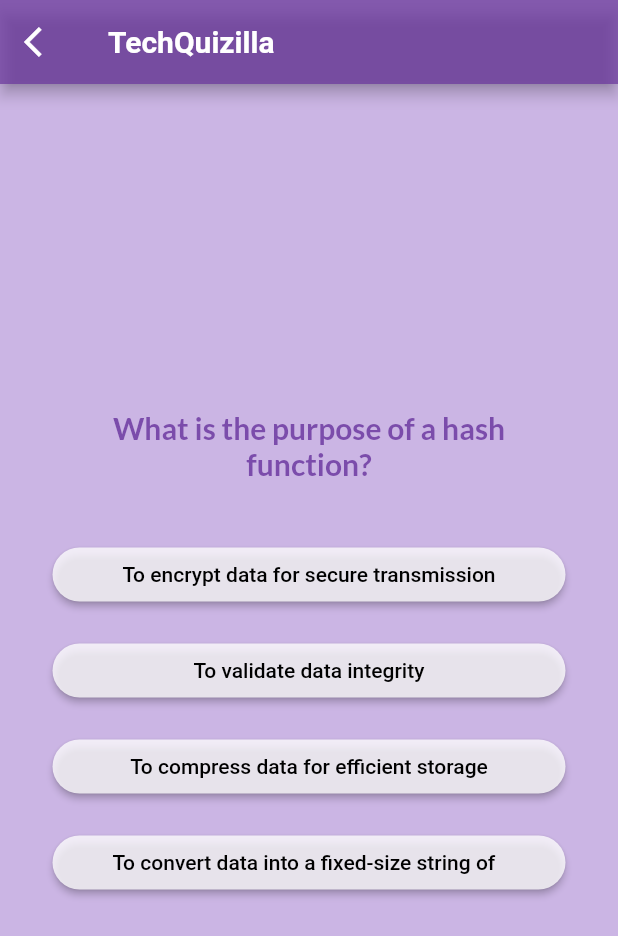
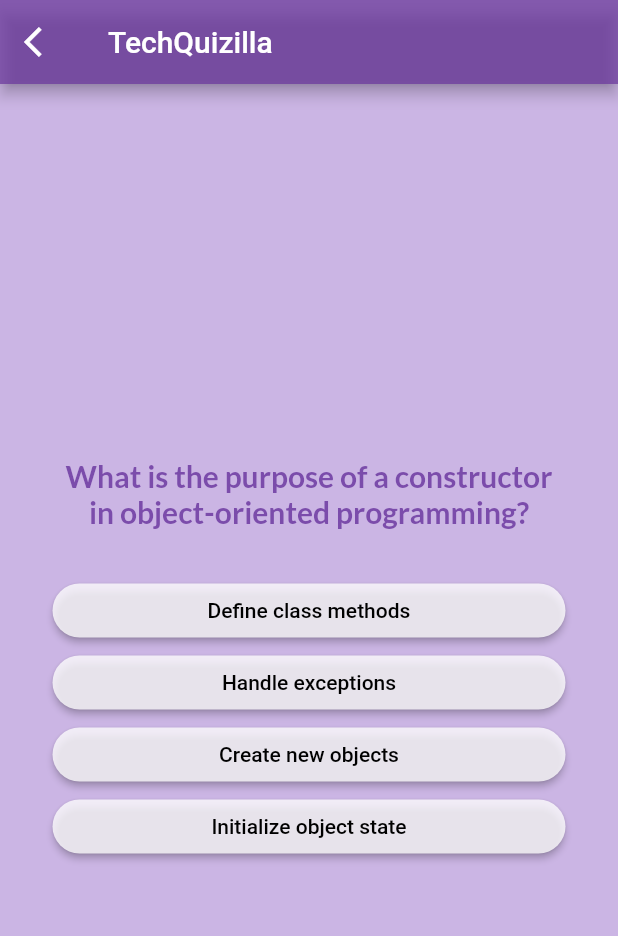
Before and after one commit to Gunjaan/Techquizilla, a Flutter app: the screen it shows after launch, after a tap on "Get Started", after a tap on "Java", after a tap on "Web server", on a phone screen of 412 x 824 dp. Shown: the top 936 px of the screen. Run offline on Flutter 3.47's test engine with Material 2 defaults, Android fonts, the phone set to English and light mode, and no system bars; our stand-ins replace google_fonts.

Commit message:
updated questions

```diff
--- a/lib/data/questions.dart
+++ b/lib/data/questions.dart
@@ -2,129 +2,120 @@
 
 const questions = [
   QuizQuestion(
-    'Which programming language is commonly used for developing UNIX?',
+    'Which programming language is commonly used for developing operating systems like UNIX?',
     [
       'C',
-      'C++',
       'Java',
       'Python',
+      'JavaScript',
     ],
   ),
   QuizQuestion(
-    'Which type of server allows LAN users to share data?',
+    'Which type of server allows LAN users to share files and data?',
     [
       'File server',
       'Web server',
+      'Application server',
       'Database server',
-      'Email server',
     ],
   ),
   QuizQuestion(
-    'What is the purpose of a hash function?',
+    'What is the purpose of a constructor in object-oriented programming?',
     [
-      'To convert data into a fixed-size string of characters',
-      'To encrypt data for secure transmission',
-      'To compress data for efficient storage',
-      'To validate data integrity',
+      'Initialize object state',
+      'Define class methods',
+      'Create new objects',
+      'Handle exceptions',
     ],
   ),
   QuizQuestion(
-    'What is the time complexity of searching for an element in a binary search tree?',
+    'Which data structure is typically used to implement a stack?',
+    [
+      'Array',
+      'Linked list',
+      'Queue',
+      'Tree',
+    ],
+  ),
+  QuizQuestion(
+    'What is the time complexity of searching for an element in a balanced binary search tree?',
     [
       'O(log n)',
       'O(n)',
+      'O(n log n)',
+      'O(1)',
+    ],
+  ),
+  QuizQuestion(
+    'Which sorting algorithm has the worst-case time complexity of O(n^2)?',
+    [
+      'Bubble sort',
+      'Merge sort',
+      'Quick sort',
+      'Insertion sort',
+    ],
+  ),
+  QuizQuestion(
+    'Which data structure uses the LIFO (Last In, First Out) principle?',
+    [
+      'Stack',
+      'Queue',
+      'Heap',
+      'Linked list',
+    ],
+  ),
+  QuizQuestion(
+    'What is the purpose of an index in a database?',
+    [
+      'Improve query performance',
+      'Define table relationships',
+      'Enforce data integrity',
+      'Handle concurrency control',
+    ],
+  ),
+  QuizQuestion(
+    'Which algorithm is used for finding the shortest path in a weighted graph?',
+    [
+      'Dijkstra\'s algorithm',
+      'Breadth-first search',
+      'Depth-first search',
+      'Prim\'s algorithm',
+    ],
+  ),
+  QuizQuestion(
+    'Which data structure is used for implementing a hash table?',
+    [
+      'Array',
+      'Linked list',
+      'Tree',
+      'Heap',
+    ],
+  ),
+  QuizQuestion(
+    'What is the time complexity of inserting an element at the beginning of an array?',
+    [
+      'O(n)',
+      'O(log n)',
       'O(1)',
       'O(n^2)',
     ],
   ),
   QuizQuestion(
-    'What is the purpose of a primary key in a database table?',
+    'Which encryption algorithm is commonly used for secure communication over the internet?',
     [
-      'To uniquely identify each record in the table',
-      'To sort the records in the table',
-      'To establish a relationship with another table',
-      'To perform mathematical operations on the table',
+      'AES',
+      'RSA',
+      'DES',
+      'Blowfish',
     ],
   ),
   QuizQuestion(
-    'What is the difference between TCP and UDP?',
+    'Which data structure is suitable for implementing a priority queue?',
     [
-      'TCP is connection-oriented, while UDP is connectionless',
-      'TCP is faster than UDP',
-      'TCP is used for streaming media, while UDP is used for email communication',
-      'TCP is more reliable than UDP',
-    ],
-  ),
-  QuizQuestion(
-    'What is the purpose of an index in a database?',
-    [
-      'To improve the performance of data retrieval operations',
-      'To encrypt sensitive data',
-      'To enforce data integrity constraints',
-      'To store backup copies of the database',
-    ],
-  ),
-  QuizQuestion(
-    'Which data structure is typically used to implement a LIFO (Last-In-First-Out) behavior?',
-    [
+      'Heap',
       'Stack',
       'Queue',
       'Linked list',
-      'Tree',
-    ],
-  ),
-  QuizQuestion(
-    'What is the role of an operating system?',
-    [
-      'To manage computer hardware and software resources',
-      'To develop applications',
-      'To connect to the internet',
-      'To perform data analysis',
-    ],
-  ),
-  QuizQuestion(
-    'What is the purpose of a compiler?',
-    [
-      'To translate high-level programming code into machine code',
-      'To execute programs',
-      'To debug programs',
-      'To store and retrieve data',
-    ],
-  ),
-  QuizQuestion(
-    'Which sorting algorithm has the best average-case time complexity?',
-    [
-      'Quick sort',
-      'Bubble sort',
-      'Insertion sort',
-      'Selection sort',
-    ],
-  ),
-  QuizQuestion(
-    'What is the role of a cache memory?',
-    [
-      'To store frequently accessed data for faster retrieval',
-      'To perform arithmetic and logical operations',
-      'To manage input and output devices',
-      'To control the flow of data within a computer system',
-    ],
-  ),
-  QuizQuestion(
-    'What is the purpose of an object-oriented programming paradigm?',
-    [
-      'To organize code into reusable and modular components',
-      'To write efficient algorithms',
-      'To implement low-level system operations',
-      'To analyze and visualize data',
-    ],
-  ),
-  QuizQuestion(
-    'What is the purpose of an API (Application Programming Interface)?',
-    [
-      'To define how software components should interact and communicate with each other',
-      'To manage database transactions',
-      'To optimize code execution',
-      'To secure network connections',
     ],
   ),
 ];
--- a/lib/models/home_page.dart
+++ b/lib/models/home_page.dart
@@ -46,7 +46,7 @@
                   shape: RoundedRectangleBorder(
                     borderRadius: BorderRadius.circular(30),
                   ),
-                  backgroundColor: const Color.fromARGB(143, 151, 97, 206),
+                  backgroundColor: Color.fromARGB(143, 112, 54, 169),
                   padding:
                       const EdgeInsets.symmetric(horizontal: 16, vertical: 12),
                   textStyle: const TextStyle(
--- a/lib/models/questions_screen.dart
+++ b/lib/models/questions_screen.dart
@@ -29,38 +29,27 @@
     final currentQuestion = questions[currentQuestionIndex];
     return Scaffold(
       appBar: AppBar(
-        title: const Text(
-          "TechQuizilla",
-          style: TextStyle(
-            fontSize: 20,
-            fontWeight: FontWeight.bold,
-            color: Colors.white,
-          ),
-        ),
+        title: const Text("TechQuizilla"),
         backgroundColor: const Color.fromARGB(198, 100, 46, 154),
         automaticallyImplyLeading: false,
         leading: IconButton(
           onPressed: () {},
-          icon: const Icon(
-            Icons.arrow_back_ios,
-            color: Colors.white,
-          ),
+          icon: const Icon(Icons.arrow_back_ios),
         ),
       ),
       body: Container(
-        padding: const EdgeInsets.symmetric(horizontal: 35, vertical: 0),
+        padding: const EdgeInsets.symmetric(horizontal: 35, vertical: 10),
         decoration: const BoxDecoration(
             image: DecorationImage(
                 image: AssetImage('assets/images/quesbg.jpeg'),
-            fit: BoxFit.cover,
-          ),
-        ),
+                fit: BoxFit.cover)),
         child: Center(
           child: Column(
             mainAxisSize: MainAxisSize.min,
             crossAxisAlignment: CrossAxisAlignment.stretch,
             children: [
               Center(
+                child: Expanded(
                   child: Text(
                     currentQuestion.text,
                     style: GoogleFonts.lato(
@@ -71,10 +60,11 @@
                     textAlign: TextAlign.center,
                   ),
                 ),
+              ),
               const SizedBox(height: 30),
               ...currentQuestion.getShuffledAnswers().map((answer) {
-                return Padding(
-                  padding: const EdgeInsets.symmetric(vertical: 8),
+                return SizedBox(
+                  width: 150,
                   child: OptionsButton(
                     text: answer,
                     onTap: () {
--- a/lib/models/results_screen.dart
+++ b/lib/models/results_screen.dart
@@ -53,11 +53,11 @@
               const Text(
                   "Congratulations, you have completed the quiz successfully!",
                   style: TextStyle(
-                    fontSize: 18,
+                    fontSize: 20,
                     fontWeight: FontWeight.bold,
-                    color: Color.fromARGB(197, 93, 38, 148),
+                    color: Color.fromARGB(197, 100, 46, 154),
                   )),
-              const SizedBox(height: 10),
+              const SizedBox(height: 30),
               Text(
                   "SCORE: You answered $correctlyMarked out of $totalQuestions questions correctly!",
                   style: const TextStyle(
@@ -71,9 +71,13 @@
               ),
               const SizedBox(height: 10),
               ElevatedButton(
+                style: ElevatedButton.styleFrom(
+                  shape: RoundedRectangleBorder(
+                    borderRadius: BorderRadius.circular(30),
+                  ),
+                  backgroundColor: const Color.fromARGB(200, 98, 38, 147),
+                ),
                 onPressed: () {},
-                style: ElevatedButton.styleFrom(
-                    backgroundColor: const Color.fromARGB(221, 87, 30, 125)),
                 child: const Text("Play Again"),
               ),
             ],
```
Lines whose indentation alone changed are shown as unchanged.
